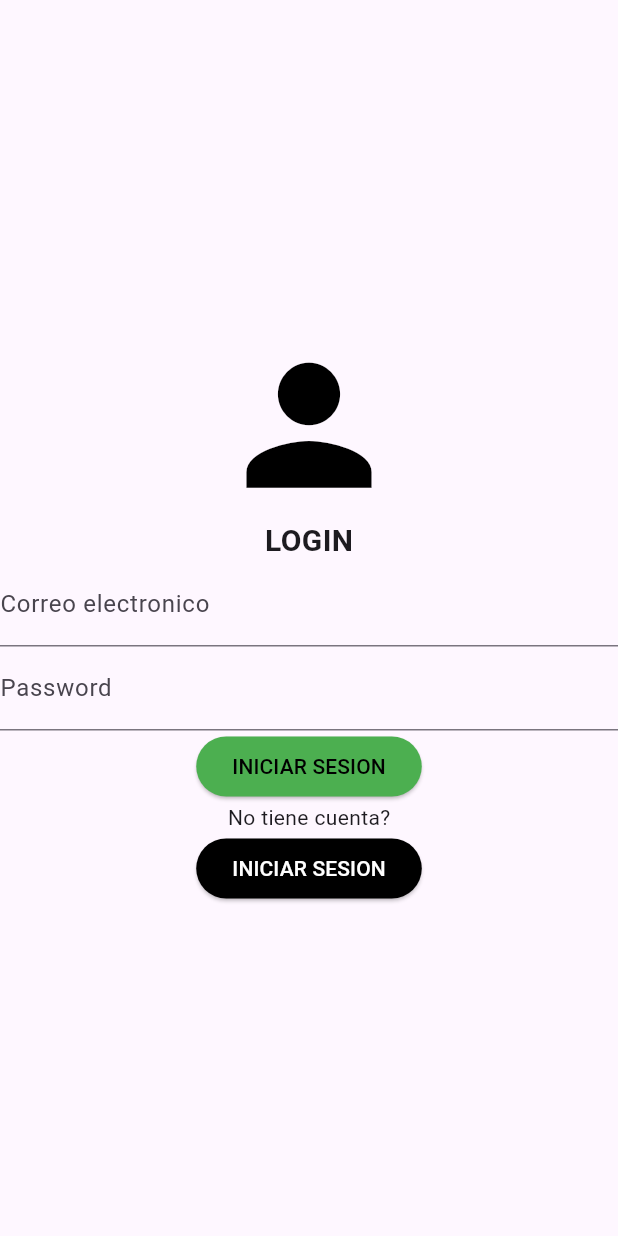
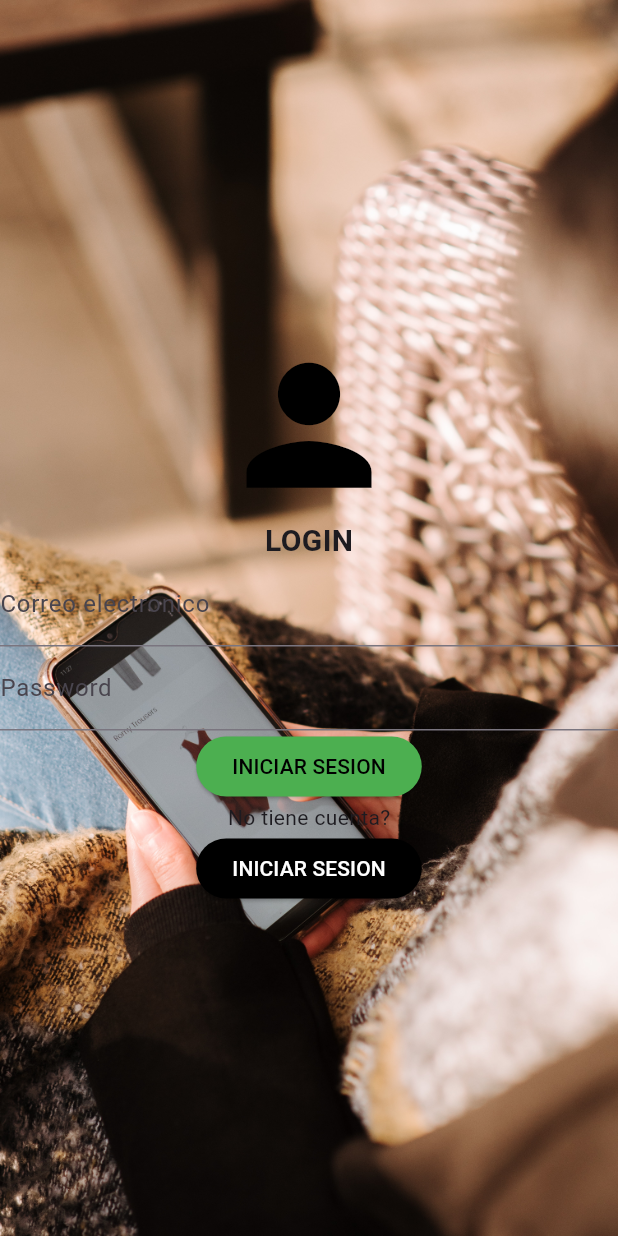
Before and after one commit to emmaprofemx/flutter_ecommerce_app, a Flutter app: the screen it shows after launch, on a phone screen of 412 x 824 dp. Run offline on Flutter 3.47's test engine with Material 3 defaults, Android fonts, the phone set to English and light mode, and no system bars.

Commit message:
Estableciendo el fondo de Login

```diff
--- a/analysis_options.yaml
+++ b/analysis_options.yaml
@@ -21,6 +21,7 @@ linter:
   # `// ignore_for_file: name_of_lint` syntax on the line or in the file
   # producing the lint.
   rules:
+    prefer_const_constructors: false
     # avoid_print: false  # Uncomment to disable the `avoid_print` rule
     # prefer_single_quotes: true  # Uncomment to enable the `prefer_single_quotes` rule
 
--- a/lib/src/presentation/pages/auth/login/LoginPage.dart
+++ b/lib/src/presentation/pages/auth/login/LoginPage.dart
@@ -8,7 +8,13 @@ class LoginPage extends StatelessWidget {
     return Scaffold(
       body: Container(
         width: double.infinity,
-        child: Column(
+        child: Stack(
+          children: [
+            Image.asset('assets/img/background1.jpg',
+            width: MediaQuery.of(context).size.width,
+            height: MediaQuery.of(context).size.height,
+            fit: BoxFit.cover,),
+            Column(
               mainAxisAlignment: MainAxisAlignment.center,
               crossAxisAlignment: CrossAxisAlignment.center,
               children: [
@@ -47,10 +53,8 @@ class LoginPage extends StatelessWidget {
                   style: ElevatedButton.styleFrom(
                     backgroundColor: Colors.black
                   ),)
-
-
-
-
+              ],
+            ),
           ],
         ),
       ),
--- a/pubspec.yaml
+++ b/pubspec.yaml
@@ -56,6 +56,8 @@ flutter:
   # included with your application, so that you can use the icons in
   # the material Icons class.
   uses-material-design: true
+  assets:
+    - assets/img/
 
   # To add assets to your application, add an assets section, like this:
   # assets:
```
Lines whose indentation alone changed are shown as unchanged.
